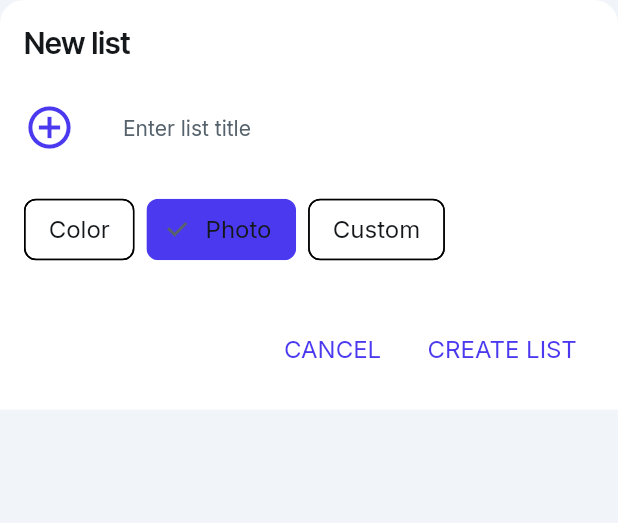
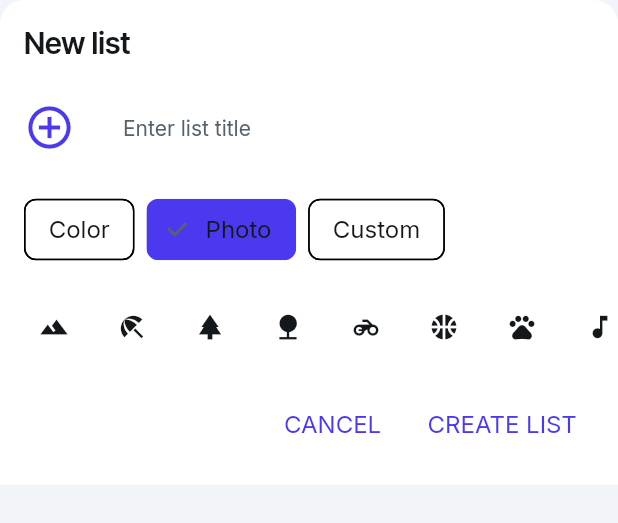
Before and after one commit to RichboyMF/fllutterflow_to_flutter_convert, a Flutter app: the NewListBottomSheet widget shown alone on an empty page, opened directly, after a tap on "Photo", on a phone screen of 412 x 824 dp. Shown: the top 523 px of the screen. Run offline on Flutter 3.47's test engine with Material 3 defaults, Android fonts, the light colour scheme and no system bars; our stand-ins replace google_fonts.

Commit message:
all section bodies there

```diff
--- a/lib/presentation/widgets/new_list_bottom_sheet.dart
+++ b/lib/presentation/widgets/new_list_bottom_sheet.dart
@@ -1,5 +1,6 @@
 // lib/presentation/widgets/new_list_bottom_sheet.dart
 import 'package:flutter/material.dart';
+import 'dart:io';
 
 class NewListBottomSheet extends StatefulWidget {
   const NewListBottomSheet({super.key});
@@ -13,10 +14,8 @@ class _NewListBottomSheetState extends State<NewListBottomSheet> {
   String? _selectedStyle;
   String? _selectedItem;
 
-  // Keep tab options minimal
   final List<String> _styleOptions = ['Color', 'Photo', 'Custom'];
-
-  // Extended color options to demonstrate scrolling
+  List<String> _customImages = []; // This will store image paths later
   final List<Color> _colorOptions = [
     const Color(0xFF4b39ef), // primary
     const Color(0xFF39d2c0), // secondary
@@ -34,21 +33,215 @@ class _NewListBottomSheetState extends State<NewListBottomSheet> {
     Colors.cyan,
     Colors.teal,
     Colors.green,
-    Colors.lightGreen,
-    Colors.lime,
-    Colors.yellow,
-    Colors.amber,
-    Colors.orange,
-    Colors.deepOrange,
-    Colors.brown,
-    Colors.grey,
-    Colors.blueGrey,
+  ];
+
+  // Placeholder icons for photo selection
+  final List<IconData> _photoOptions = [
+    Icons.landscape,
+    Icons.beach_access,
+    Icons.park,
+    Icons.nature,
+    Icons.motorcycle,
+    Icons.sports_basketball,
+    Icons.pets,
+    Icons.music_note,
+    Icons.restaurant,
+    Icons.local_cafe,
+    Icons.flight,
+    Icons.shopping_bag,
+    Icons.weekend,
+    Icons.school,
+    Icons.sports_esports,
+    Icons.outdoor_grill,
   ];
 
   @override
   void dispose() {
     _textController.dispose();
     super.dispose();
+  }
+
+  Widget _buildSelectionArea() {
+    switch (_selectedStyle) {
+      case 'Color':
+        return _buildColorSelection();
+      case 'Photo':
+        return _buildPhotoSelection();
+      case 'Custom':
+        return _buildCustomSelection();
+      default:
+        return const SizedBox.shrink();
+    }
+  }
+
+  Widget _buildColorSelection() {
+    return SizedBox(
+      height: 50,
+      child: ListView.builder(
+        padding: const EdgeInsets.symmetric(horizontal: 16.0),
+        scrollDirection: Axis.horizontal,
+        itemCount: _colorOptions.length,
+        itemBuilder: (context, index) {
+          return Padding(
+            padding: const EdgeInsets.only(right: 12.0),
+            child: InkWell(
+              onTap: () {
+                setState(() {
+                  _selectedItem = 'color_$index';
+                });
+              },
+              child: Container(
+                width: 40,
+                height: 40,
+                decoration: BoxDecoration(
+                  color: _colorOptions[index],
+                  shape: BoxShape.circle,
+                  border: Border.all(
+                    color: _selectedItem == 'color_$index'
+                        ? Theme.of(context).colorScheme.primary
+                        : Colors.transparent,
+                    width: 2,
+                  ),
+                ),
+                child: _selectedItem == 'color_$index'
+                    ? Icon(
+                        Icons.check,
+                        color: Theme.of(context).colorScheme.onPrimary,
+                        size: 20,
+                      )
+                    : null,
+              ),
+            ),
+          );
+        },
+      ),
+    );
+  }
+
+  Widget _buildPhotoSelection() {
+    return SizedBox(
+      height: 50,
+      child: ListView.builder(
+        padding: const EdgeInsets.symmetric(horizontal: 16.0),
+        scrollDirection: Axis.horizontal,
+        itemCount: _photoOptions.length,
+        itemBuilder: (context, index) {
+          return Padding(
+            padding: const EdgeInsets.only(right: 12.0),
+            child: InkWell(
+              onTap: () {
+                setState(() {
+                  _selectedItem = 'photo_$index';
+                });
+              },
+              child: Container(
+                width: 40,
+                height: 40,
+                decoration: BoxDecoration(
+                  color: Theme.of(context).colorScheme.surfaceVariant,
+                  shape: BoxShape.circle,
+                  border: Border.all(
+                    color: _selectedItem == 'photo_$index'
+                        ? Theme.of(context).colorScheme.primary
+                        : Colors.transparent,
+                    width: 2,
+                  ),
+                ),
+                child: Icon(
+                  _photoOptions[index],
+                  color: _selectedItem == 'photo_$index'
+                      ? Theme.of(context).colorScheme.primary
+                      : Theme.of(context).colorScheme.onSurfaceVariant,
+                  size: 20,
+                ),
+              ),
+            ),
+          );
+        },
+      ),
+    );
+  }
+
+// Add this new method
+  Widget _buildCustomSelection() {
+    return SizedBox(
+      height: 50,
+      child: ListView.builder(
+        padding: const EdgeInsets.symmetric(horizontal: 16.0),
+        scrollDirection: Axis.horizontal,
+        // Add 1 to include the "Add" button
+        itemCount: _customImages.length + 1,
+        itemBuilder: (context, index) {
+          // If it's the last item, show the add button
+          if (index == 0) {
+            return Padding(
+              padding: const EdgeInsets.only(right: 12.0),
+              child: InkWell(
+                onTap: () {
+                  // TODO: Implement image picker
+                  print('Add custom image');
+                },
+                child: Container(
+                  width: 40,
+                  height: 40,
+                  decoration: BoxDecoration(
+                    color: Theme.of(context).colorScheme.surfaceVariant,
+                    shape: BoxShape.circle,
+                    border: Border.all(
+                      color: Theme.of(context).colorScheme.outline,
+                      width: 1,
+                      style: BorderStyle.solid,
+                    ),
+                  ),
+                  child: Icon(
+                    Icons.add,
+                    color: Theme.of(context).colorScheme.primary,
+                    size: 24,
+                  ),
+                ),
+              ),
+            );
+          }
+
+          // Adjust index to account for the add button
+          final imageIndex = index - 1;
+
+          return Padding(
+            padding: const EdgeInsets.only(right: 12.0),
+            child: InkWell(
+              onTap: () {
+                setState(() {
+                  _selectedItem = 'custom_$imageIndex';
+                });
+              },
+              child: Container(
+                width: 40,
+                height: 40,
+                decoration: BoxDecoration(
+                  shape: BoxShape.circle,
+                  border: Border.all(
+                    color: _selectedItem == 'custom_$imageIndex'
+                        ? Theme.of(context).colorScheme.primary
+                        : Colors.transparent,
+                    width: 2,
+                  ),
+                ),
+                child: ClipOval(
+                  child: Container(
+                    color: Theme.of(context).colorScheme.surfaceVariant,
+                    child: Icon(
+                      Icons.image,
+                      color: Theme.of(context).colorScheme.onSurfaceVariant,
+                      size: 20,
+                    ),
+                  ),
+                ),
+              ),
+            ),
+          );
+        },
+      ),
+    );
   }
 
   @override
@@ -103,7 +296,7 @@ class _NewListBottomSheetState extends State<NewListBottomSheet> {
               ),
             ),
 
-            // Static Style Tabs
+            // Style Selection Tabs
             Padding(
               padding: const EdgeInsets.all(16.0),
               child: Row(
@@ -123,8 +316,7 @@ class _NewListBottomSheetState extends State<NewListBottomSheet> {
                             onSelected: (selected) {
                               setState(() {
                                 _selectedStyle = selected ? style : null;
-                                _selectedItem =
-                                    null; // Reset selection when changing styles
+                                _selectedItem = null;
                               });
                             },
                             backgroundColor:
@@ -137,54 +329,8 @@ class _NewListBottomSheetState extends State<NewListBottomSheet> {
               ),
             ),
 
-            // Scrollable Selection Area
-            // Scrollable Selection Area
-            if (_selectedStyle == 'Color')
-              Padding(
-                padding: const EdgeInsets.only(top: 8.0),
-                child: SizedBox(
-                  height: 50, // Height for a single row
-                  child: ListView.builder(
-                    padding: const EdgeInsets.symmetric(horizontal: 16.0),
-                    scrollDirection: Axis.horizontal,
-                    itemCount: _colorOptions.length,
-                    itemBuilder: (context, index) {
-                      return Padding(
-                        padding: const EdgeInsets.only(right: 12.0),
-                        child: InkWell(
-                          onTap: () {
-                            setState(() {
-                              _selectedItem = index.toString();
-                            });
-                          },
-                          child: Container(
-                            width: 40,
-                            height: 40,
-                            decoration: BoxDecoration(
-                              color: _colorOptions[index],
-                              shape: BoxShape.circle,
-                              border: Border.all(
-                                color: _selectedItem == index.toString()
-                                    ? Theme.of(context).colorScheme.primary
-                                    : Colors.transparent,
-                                width: 2,
-                              ),
-                            ),
-                            child: _selectedItem == index.toString()
-                                ? Icon(
-                                    Icons.check,
-                                    color:
-                                        Theme.of(context).colorScheme.onPrimary,
-                                    size: 20,
-                                  )
-                                : null,
-                          ),
-                        ),
-                      );
-                    },
-                  ),
-                ),
-              ),
+            // Selection Area
+            _buildSelectionArea(),
 
             // Action Buttons
             Padding(
```
